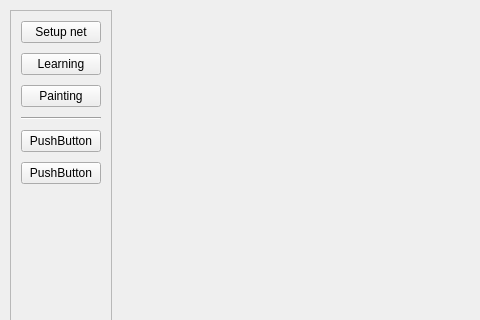
ShelenkovAnton/Neural_Net, file Sources/GUI/mainwindow.ui: the form before one commit; both pictures show x 0 to 480 and y 0 to 320 of the 990 by 640 pixel window.
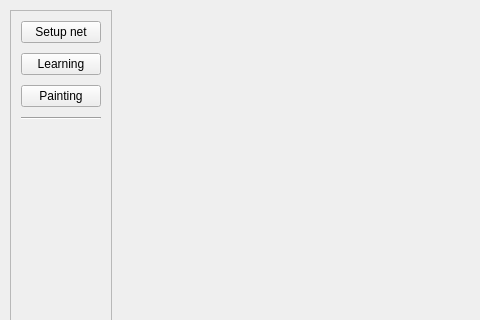
The form after the commit.

What changed in the file:
```diff
--- a/Sources/GUI/mainwindow.ui
+++ b/Sources/GUI/mainwindow.ui
@@ -103,20 +103,6 @@
          </property>
         </widget>
        </item>
-       <item>
-        <widget class="QPushButton" name="pushButton_4">
-         <property name="text">
-          <string>PushButton</string>
-         </property>
-        </widget>
-       </item>
-       <item>
-        <widget class="QPushButton" name="pushButton_2">
-         <property name="text">
-          <string>PushButton</string>
-         </property>
-        </widget>
-       </item>
        <item>
         <spacer name="verticalSpacer">
          <property name="orientation">
```
